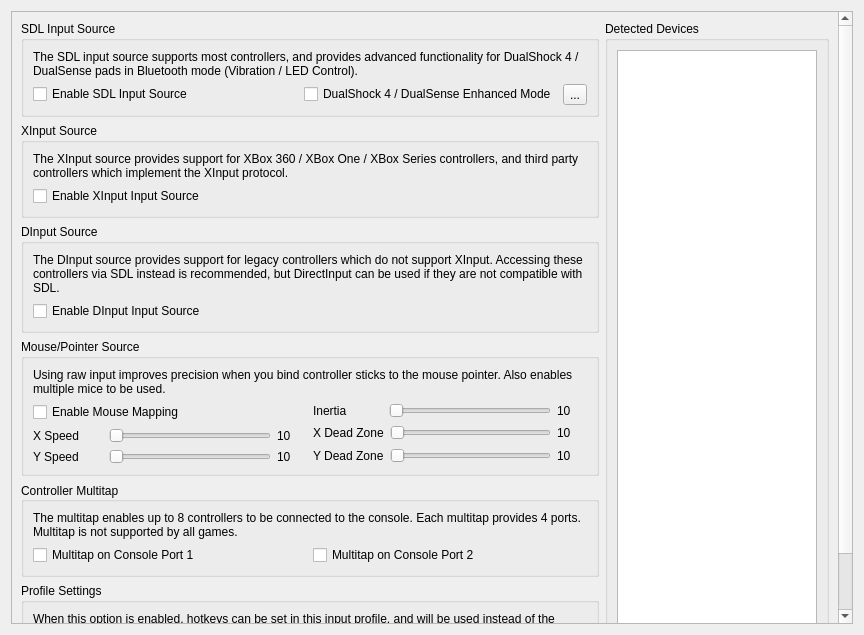
This is pcsx2-qt/Settings/ControllerGlobalSettingsWidget.ui in PCSX2/pcsx2 as Qt 5 draws it before an edit. The edited form follows.
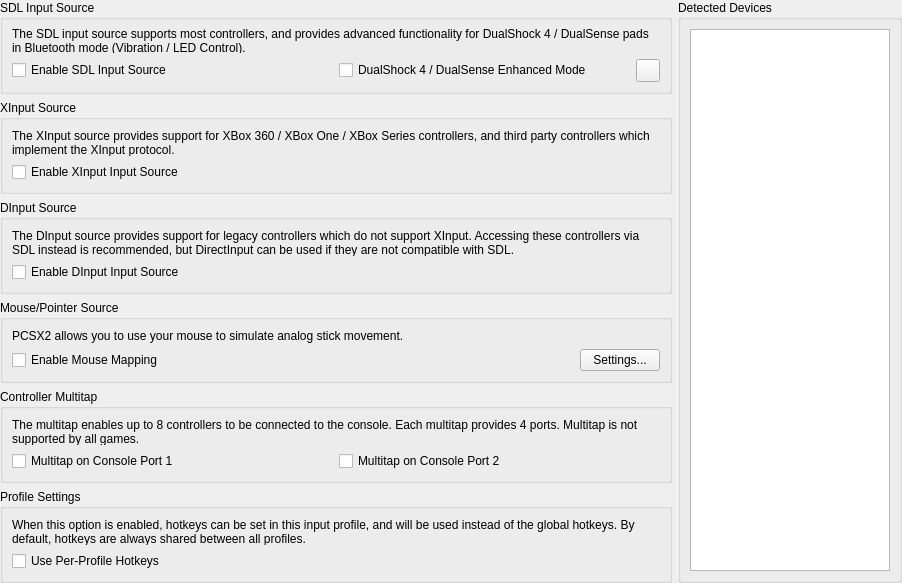
This is the edited form. Icons and pictures are not drawn.

Commit message: Qt: Move mouse mapping settings to separate dialog

```diff
--- a/pcsx2-qt/Settings/ControllerGlobalSettingsWidget.ui
+++ b/pcsx2-qt/Settings/ControllerGlobalSettingsWidget.ui
@@ -6,56 +6,58 @@
    <rect>
     <x>0</x>
     <y>0</y>
-    <width>864</width>
-    <height>635</height>
+    <width>902</width>
+    <height>583</height>
    </rect>
   </property>
-  <property name="sizePolicy">
-   <sizepolicy hsizetype="Preferred" vsizetype="Expanding">
-    <horstretch>0</horstretch>
-    <verstretch>0</verstretch>
-   </sizepolicy>
-  </property>
   <property name="windowTitle">
    <string>Form</string>
   </property>
-  <layout class="QHBoxLayout" name="horizontalLayout_5">
-   <item>
-    <widget class="QScrollArea" name="scrollArea">
-     <property name="widgetResizable">
+  <layout class="QGridLayout" name="mainLayout" columnstretch="1,0">
+   <property name="leftMargin">
+    <number>0</number>
+   </property>
+   <property name="topMargin">
+    <number>0</number>
+   </property>
+   <property name="rightMargin">
+    <number>0</number>
+   </property>
+   <property name="bottomMargin">
+    <number>0</number>
+   </property>
+   <item row="5" column="0">
+    <widget class="QGroupBox" name="profileSettings">
+     <property name="title">
+      <string>Profile Settings</string>
+     </property>
+     <layout class="QGridLayout" name="gridLayout_5">
+      <item row="0" column="0">
+       <widget class="QLabel" name="label_4">
+        <property name="text">
+         <string>When this option is enabled, hotkeys can be set in this input profile, and will be used instead of the global hotkeys. By default, hotkeys are always shared between all profiles.</string>
+        </property>
+        <property name="wordWrap">
       <bool>true</bool>
      </property>
-     <widget class="QWidget" name="scrollAreaWidgetContents">
-      <property name="geometry">
-       <rect>
-        <x>0</x>
-        <y>0</y>
-        <width>827</width>
-        <height>688</height>
-       </rect>
-      </property>
-      <layout class="QHBoxLayout" name="horizontalLayout_4">
-       <item>
-        <layout class="QVBoxLayout" name="mainLayout">
-         <item>
+       </widget>
+      </item>
+      <item row="1" column="0">
+       <widget class="QCheckBox" name="useProfileHotkeyBindings">
+        <property name="text">
+         <string>Use Per-Profile Hotkeys</string>
+        </property>
+       </widget>
+      </item>
+     </layout>
+    </widget>
+   </item>
+   <item row="0" column="0">
           <widget class="QGroupBox" name="sdlGroup">
            <property name="title">
             <string>SDL Input Source</string>
            </property>
            <layout class="QGridLayout" name="gridLayout_2">
-            <item row="1" column="0">
-             <widget class="QCheckBox" name="enableSDLSource">
-              <property name="sizePolicy">
-               <sizepolicy hsizetype="Expanding" vsizetype="Fixed">
-                <horstretch>0</horstretch>
-                <verstretch>0</verstretch>
-               </sizepolicy>
-              </property>
-              <property name="text">
-               <string>Enable SDL Input Source</string>
-              </property>
-             </widget>
-            </item>
             <item row="0" column="0" colspan="2">
              <widget class="QLabel" name="label_2">
               <property name="text">
@@ -66,16 +68,17 @@
               </property>
              </widget>
             </item>
+      <item row="1" column="0">
+       <widget class="QCheckBox" name="enableSDLSource">
+        <property name="text">
+         <string>Enable SDL Input Source</string>
+        </property>
+       </widget>
+      </item>
             <item row="1" column="1">
-             <layout class="QHBoxLayout" name="horizontalLayout">
+       <layout class="QHBoxLayout" name="horizontalLayout_4">
               <item>
                <widget class="QCheckBox" name="enableSDLEnhancedMode">
-                <property name="sizePolicy">
-                 <sizepolicy hsizetype="Fixed" vsizetype="Fixed">
-                  <horstretch>0</horstretch>
-                  <verstretch>0</verstretch>
-                 </sizepolicy>
-                </property>
                 <property name="text">
                  <string>DualShock 4 / DualSense Enhanced Mode</string>
                 </property>
@@ -83,9 +86,13 @@
               </item>
               <item>
                <widget class="QToolButton" name="ledSettings">
-                <property name="text">
-                 <string>...</string>
-                </property>
+          <property name="toolTip">
+           <string>Controller LED Settings</string>
+          </property>
+          <property name="icon">
+           <iconset theme="lightbulb-line">
+            <normaloff>.</normaloff>.</iconset>
+          </property>
                </widget>
               </item>
              </layout>
@@ -93,7 +100,20 @@
            </layout>
           </widget>
          </item>
-         <item>
+   <item row="6" column="0">
+    <spacer name="verticalSpacer">
+     <property name="orientation">
+      <enum>Qt::Vertical</enum>
+     </property>
+     <property name="sizeHint" stdset="0">
+      <size>
+       <width>20</width>
+       <height>45</height>
+      </size>
+     </property>
+    </spacer>
+   </item>
+   <item row="1" column="0">
           <widget class="QGroupBox" name="xinputGroup">
            <property name="title">
             <string>XInput Source</string>
@@ -111,12 +131,6 @@
             </item>
             <item row="1" column="0">
              <widget class="QCheckBox" name="enableXInputSource">
-              <property name="sizePolicy">
-               <sizepolicy hsizetype="Expanding" vsizetype="Fixed">
-                <horstretch>0</horstretch>
-                <verstretch>0</verstretch>
-               </sizepolicy>
-              </property>
               <property name="text">
                <string>Enable XInput Input Source</string>
               </property>
@@ -125,445 +139,13 @@
            </layout>
           </widget>
          </item>
-         <item>
-          <widget class="QGroupBox" name="dinputGroup">
-           <property name="title">
-            <string>DInput Source</string>
-           </property>
-           <layout class="QGridLayout" name="gridLayout_6">
-            <item row="0" column="0">
-             <widget class="QLabel" name="label_9">
-              <property name="text">
-               <string>The DInput source provides support for legacy controllers which do not support XInput. Accessing these controllers via SDL instead is recommended, but DirectInput can be used if they are not compatible with SDL.</string>
-              </property>
-              <property name="wordWrap">
-               <bool>true</bool>
-              </property>
-             </widget>
-            </item>
-            <item row="1" column="0">
-             <widget class="QCheckBox" name="enableDInputSource">
-              <property name="sizePolicy">
-               <sizepolicy hsizetype="Expanding" vsizetype="Fixed">
-                <horstretch>0</horstretch>
-                <verstretch>0</verstretch>
-               </sizepolicy>
-              </property>
-              <property name="text">
-               <string>Enable DInput Input Source</string>
-              </property>
-             </widget>
-            </item>
-           </layout>
-          </widget>
-         </item>
-         <item>
-          <widget class="QGroupBox" name="mouseGroup">
-           <property name="title">
-            <string>Mouse/Pointer Source</string>
-           </property>
-           <layout class="QVBoxLayout" name="verticalLayout">
-            <item>
-             <widget class="QLabel" name="descriptionLabel">
-              <property name="sizePolicy">
-               <sizepolicy hsizetype="Expanding" vsizetype="Preferred">
-                <horstretch>0</horstretch>
-                <verstretch>0</verstretch>
-               </sizepolicy>
-              </property>
-              <property name="minimumSize">
-               <size>
-                <width>0</width>
-                <height>0</height>
-               </size>
-              </property>
-              <property name="text">
-               <string>Using raw input improves precision when you bind controller sticks to the mouse pointer. Also enables multiple mice to be used.</string>
-              </property>
-              <property name="wordWrap">
-               <bool>true</bool>
-              </property>
-             </widget>
-            </item>
-            <item>
-             <layout class="QHBoxLayout" name="pointerSettings">
-              <item>
-               <layout class="QVBoxLayout" name="leftSide">
-                <item>
-                 <widget class="QCheckBox" name="enableMouseMapping">
-                  <property name="sizePolicy">
-                   <sizepolicy hsizetype="Expanding" vsizetype="Preferred">
-                    <horstretch>0</horstretch>
-                    <verstretch>0</verstretch>
-                   </sizepolicy>
-                  </property>
-                  <property name="minimumSize">
-                   <size>
-                    <width>0</width>
-                    <height>0</height>
-                   </size>
-                  </property>
-                  <property name="text">
-                   <string>Enable Mouse Mapping</string>
-                  </property>
-                 </widget>
-                </item>
-                <item>
-                 <layout class="QHBoxLayout" name="pointerXSpeed">
-                  <item>
-                   <widget class="QLabel" name="pointerXSpeedLabel">
-                    <property name="sizePolicy">
-                     <sizepolicy hsizetype="Minimum" vsizetype="Preferred">
-                      <horstretch>0</horstretch>
-                      <verstretch>0</verstretch>
-                     </sizepolicy>
-                    </property>
-                    <property name="minimumSize">
-                     <size>
-                      <width>70</width>
-                      <height>0</height>
-                     </size>
-                    </property>
-                    <property name="text">
-                     <string>X Speed</string>
-                    </property>
-                   </widget>
-                  </item>
-                  <item>
-                   <widget class="QSlider" name="pointerXSpeedSlider">
-                    <property name="sizePolicy">
-                     <sizepolicy hsizetype="Expanding" vsizetype="Preferred">
-                      <horstretch>0</horstretch>
-                      <verstretch>0</verstretch>
-                     </sizepolicy>
-                    </property>
-                    <property name="minimumSize">
-                     <size>
-                      <width>0</width>
-                      <height>0</height>
-                     </size>
-                    </property>
-                    <property name="minimum">
-                     <number>0</number>
-                    </property>
-                    <property name="maximum">
-                     <number>100</number>
-                    </property>
-                    <property name="orientation">
-                     <enum>Qt::Horizontal</enum>
-                    </property>
-                   </widget>
-                  </item>
-                  <item>
-                   <widget class="QLabel" name="pointerXSpeedVal">
-                    <property name="sizePolicy">
-                     <sizepolicy hsizetype="Fixed" vsizetype="Preferred">
-                      <horstretch>0</horstretch>
-                      <verstretch>0</verstretch>
-                     </sizepolicy>
-                    </property>
-                    <property name="minimumSize">
-                     <size>
-                      <width>30</width>
-                      <height>0</height>
-                     </size>
-                    </property>
-                    <property name="text">
-                     <string>10</string>
-                    </property>
-                   </widget>
-                  </item>
-                 </layout>
-                </item>
-                <item>
-                 <layout class="QHBoxLayout" name="pointerYSpeed">
-                  <item>
-                   <widget class="QLabel" name="pointerYSpeedLabel">
-                    <property name="sizePolicy">
-                     <sizepolicy hsizetype="Minimum" vsizetype="Preferred">
-                      <horstretch>0</horstretch>
-                      <verstretch>0</verstretch>
-                     </sizepolicy>
-                    </property>
-                    <property name="minimumSize">
-                     <size>
-                      <width>70</width>
-                      <height>0</height>
-                     </size>
-                    </property>
-                    <property name="text">
-                     <string>Y Speed</string>
-                    </property>
-                   </widget>
-                  </item>
-                  <item>
-                   <widget class="QSlider" name="pointerYSpeedSlider">
-                    <property name="sizePolicy">
-                     <sizepolicy hsizetype="Expanding" vsizetype="Preferred">
-                      <horstretch>0</horstretch>
-                      <verstretch>0</verstretch>
-                     </sizepolicy>
-                    </property>
-                    <property name="minimumSize">
-                     <size>
-                      <width>0</width>
-                      <height>0</height>
-                     </size>
-                    </property>
-                    <property name="minimum">
-                     <number>0</number>
-                    </property>
-                    <property name="maximum">
-                     <number>100</number>
-                    </property>
-                    <property name="orientation">
-                     <enum>Qt::Horizontal</enum>
-                    </property>
-                   </widget>
-                  </item>
-                  <item>
-                   <widget class="QLabel" name="pointerYSpeedVal">
-                    <property name="sizePolicy">
-                     <sizepolicy hsizetype="Fixed" vsizetype="Preferred">
-                      <horstretch>0</horstretch>
-                      <verstretch>0</verstretch>
-                     </sizepolicy>
-                    </property>
-                    <property name="minimumSize">
-                     <size>
-                      <width>30</width>
-                      <height>0</height>
-                     </size>
-                    </property>
-                    <property name="text">
-                     <string>10</string>
-                    </property>
-                   </widget>
-                  </item>
-                 </layout>
-                </item>
-               </layout>
-              </item>
-              <item>
-               <layout class="QVBoxLayout" name="rightSide">
-                <item>
-                 <layout class="QHBoxLayout" name="pointerInertia">
-                  <item>
-                   <widget class="QLabel" name="pointerInertiaLabel">
-                    <property name="sizePolicy">
-                     <sizepolicy hsizetype="Minimum" vsizetype="Preferred">
-                      <horstretch>0</horstretch>
-                      <verstretch>0</verstretch>
-                     </sizepolicy>
-                    </property>
-                    <property name="minimumSize">
-                     <size>
-                      <width>70</width>
-                      <height>0</height>
-                     </size>
-                    </property>
-                    <property name="text">
-                     <string>Inertia</string>
-                    </property>
-                   </widget>
-                  </item>
-                  <item>
-                   <widget class="QSlider" name="pointerInertiaSlider">
-                    <property name="sizePolicy">
-                     <sizepolicy hsizetype="Expanding" vsizetype="Preferred">
-                      <horstretch>0</horstretch>
-                      <verstretch>0</verstretch>
-                     </sizepolicy>
-                    </property>
-                    <property name="minimumSize">
-                     <size>
-                      <width>0</width>
-                      <height>0</height>
-                     </size>
-                    </property>
-                    <property name="minimum">
-                     <number>0</number>
-                    </property>
-                    <property name="maximum">
-                     <number>100</number>
-                    </property>
-                    <property name="orientation">
-                     <enum>Qt::Horizontal</enum>
-                    </property>
-                   </widget>
-                  </item>
-                  <item>
-                   <widget class="QLabel" name="pointerInertiaVal">
-                    <property name="sizePolicy">
-                     <sizepolicy hsizetype="Fixed" vsizetype="Preferred">
-                      <horstretch>0</horstretch>
-                      <verstretch>0</verstretch>
-                     </sizepolicy>
-                    </property>
-                    <property name="minimumSize">
-                     <size>
-                      <width>30</width>
-                      <height>0</height>
-                     </size>
-                    </property>
-                    <property name="text">
-                     <string>10</string>
-                    </property>
-                   </widget>
-                  </item>
-                 </layout>
-                </item>
-                <item>
-                 <layout class="QHBoxLayout" name="pointerXDeadZone">
-                  <item>
-                   <widget class="QLabel" name="pointerXDeadZoneLabel">
-                    <property name="sizePolicy">
-                     <sizepolicy hsizetype="Minimum" vsizetype="Preferred">
-                      <horstretch>0</horstretch>
-                      <verstretch>0</verstretch>
-                     </sizepolicy>
-                    </property>
-                    <property name="minimumSize">
-                     <size>
-                      <width>70</width>
-                      <height>0</height>
-                     </size>
-                    </property>
-                    <property name="text">
-                     <string>X Dead Zone</string>
-                    </property>
-                   </widget>
-                  </item>
-                  <item>
-                   <widget class="QSlider" name="pointerXDeadZoneSlider">
-                    <property name="sizePolicy">
-                     <sizepolicy hsizetype="Expanding" vsizetype="Preferred">
-                      <horstretch>0</horstretch>
-                      <verstretch>0</verstretch>
-                     </sizepolicy>
-                    </property>
-                    <property name="minimumSize">
-                     <size>
-                      <width>0</width>
-                      <height>0</height>
-                     </size>
-                    </property>
-                    <property name="minimum">
-                     <number>0</number>
-                    </property>
-                    <property name="maximum">
-                     <number>100</number>
-                    </property>
-                    <property name="orientation">
-                     <enum>Qt::Horizontal</enum>
-                    </property>
-                   </widget>
-                  </item>
-                  <item>
-                   <widget class="QLabel" name="pointerXDeadZoneVal">
-                    <property name="sizePolicy">
-                     <sizepolicy hsizetype="Fixed" vsizetype="Preferred">
-                      <horstretch>0</horstretch>
-                      <verstretch>0</verstretch>
-                     </sizepolicy>
-                    </property>
-                    <property name="minimumSize">
-                     <size>
-                      <width>30</width>
-                      <height>0</height>
-                     </size>
-                    </property>
-                    <property name="text">
-                     <string>10</string>
-                    </property>
-                   </widget>
-                  </item>
-                 </layout>
-                </item>
-                <item>
-                 <layout class="QHBoxLayout" name="pointerYDeadZone">
-                  <item>
-                   <widget class="QLabel" name="pointerYDeadZoneLabel">
-                    <property name="sizePolicy">
-                     <sizepolicy hsizetype="Minimum" vsizetype="Preferred">
-                      <horstretch>0</horstretch>
-                      <verstretch>0</verstretch>
-                     </sizepolicy>
-                    </property>
-                    <property name="minimumSize">
-                     <size>
-                      <width>70</width>
-                      <height>0</height>
-                     </size>
-                    </property>
-                    <property name="text">
-                     <string>Y Dead Zone</string>
-                    </property>
-                   </widget>
-                  </item>
-                  <item>
-                   <widget class="QSlider" name="pointerYDeadZoneSlider">
-                    <property name="sizePolicy">
-                     <sizepolicy hsizetype="Expanding" vsizetype="Preferred">
-                      <horstretch>0</horstretch>
-                      <verstretch>0</verstretch>
-                     </sizepolicy>
-                    </property>
-                    <property name="minimumSize">
-                     <size>
-                      <width>0</width>
-                      <height>0</height>
-                     </size>
-                    </property>
-                    <property name="minimum">
-                     <number>0</number>
-                    </property>
-                    <property name="maximum">
-                     <number>100</number>
-                    </property>
-                    <property name="orientation">
-                     <enum>Qt::Horizontal</enum>
-                    </property>
-                   </widget>
-                  </item>
-                  <item>
-                   <widget class="QLabel" name="pointerYDeadZoneVal">
-                    <property name="sizePolicy">
-                     <sizepolicy hsizetype="Fixed" vsizetype="Preferred">
-                      <horstretch>0</horstretch>
-                      <verstretch>0</verstretch>
-                     </sizepolicy>
-                    </property>
-                    <property name="minimumSize">
-                     <size>
-                      <width>30</width>
-                      <height>0</height>
-                     </size>
-                    </property>
-                    <property name="text">
-                     <string>10</string>
-                    </property>
-                   </widget>
-                  </item>
-                 </layout>
-                </item>
-               </layout>
-              </item>
-             </layout>
-            </item>
-           </layout>
-          </widget>
-         </item>
-         <item>
+   <item row="4" column="0">
           <widget class="QGroupBox" name="multitapGroup">
            <property name="title">
             <string>Controller Multitap</string>
            </property>
-           <property name="alignment">
-            <set>Qt::AlignLeading|Qt::AlignLeft|Qt::AlignVCenter</set>
-           </property>
-           <layout class="QVBoxLayout" name="verticalLayout_3">
-            <item>
+     <layout class="QGridLayout" name="gridLayout_4">
+      <item row="0" column="0" colspan="2">
              <widget class="QLabel" name="label">
               <property name="text">
                <string>The multitap enables up to 8 controllers to be connected to the console. Each multitap provides 4 ports. Multitap is not supported by all games.</string>
@@ -573,16 +155,14 @@
               </property>
              </widget>
             </item>
-            <item>
-             <layout class="QHBoxLayout" name="horizontalLayout_3">
-              <item>
+      <item row="1" column="0">
                <widget class="QCheckBox" name="multitapPort1">
                 <property name="text">
                  <string>Multitap on Console Port 1</string>
                 </property>
                </widget>
               </item>
-              <item>
+      <item row="1" column="1">
                <widget class="QCheckBox" name="multitapPort2">
                 <property name="text">
                  <string>Multitap on Console Port 2</string>
@@ -590,64 +170,16 @@
                </widget>
               </item>
              </layout>
-            </item>
-           </layout>
-          </widget>
-         </item>
-         <item>
-          <widget class="QGroupBox" name="profileSettings">
-           <property name="title">
-            <string>Profile Settings</string>
-           </property>
-           <layout class="QGridLayout" name="gridLayout_5">
-            <item row="0" column="0">
-             <widget class="QLabel" name="label_4">
-              <property name="text">
-               <string>When this option is enabled, hotkeys can be set in this input profile, and will be used instead of the global hotkeys. By default, hotkeys are always shared between all profiles.</string>
-              </property>
-              <property name="wordWrap">
-               <bool>true</bool>
-              </property>
-             </widget>
-            </item>
-            <item row="1" column="0">
-             <widget class="QCheckBox" name="useProfileHotkeyBindings">
-              <property name="sizePolicy">
-               <sizepolicy hsizetype="Expanding" vsizetype="Fixed">
-                <horstretch>0</horstretch>
-                <verstretch>0</verstretch>
-               </sizepolicy>
-              </property>
-              <property name="text">
-               <string>Use Per-Profile Hotkeys</string>
-              </property>
-             </widget>
-            </item>
-           </layout>
-          </widget>
-         </item>
-        </layout>
-       </item>
-       <item>
-        <widget class="QGroupBox" name="detectedDevices">
-         <property name="sizePolicy">
-          <sizepolicy hsizetype="Preferred" vsizetype="Preferred">
-           <horstretch>0</horstretch>
-           <verstretch>0</verstretch>
-          </sizepolicy>
-         </property>
+    </widget>
+   </item>
+   <item row="0" column="1" rowspan="7">
+    <widget class="QGroupBox" name="groupBox_3">
          <property name="title">
           <string>Detected Devices</string>
          </property>
-         <layout class="QVBoxLayout" name="verticalLayout_4">
-          <item>
+     <layout class="QGridLayout" name="gridLayout">
+      <item row="0" column="0" colspan="2">
            <widget class="QListWidget" name="deviceList">
-            <property name="sizePolicy">
-             <sizepolicy hsizetype="Minimum" vsizetype="Expanding">
-              <horstretch>0</horstretch>
-              <verstretch>0</verstretch>
-             </sizepolicy>
-            </property>
             <property name="minimumSize">
              <size>
               <width>200</width>
@@ -665,8 +197,70 @@
          </layout>
         </widget>
        </item>
-      </layout>
-     </widget>
+   <item row="2" column="0">
+    <widget class="QGroupBox" name="dinputGroup">
+     <property name="title">
+      <string>DInput Source</string>
+     </property>
+     <layout class="QGridLayout" name="gridLayout_6">
+      <item row="0" column="0">
+       <widget class="QLabel" name="label_9">
+        <property name="text">
+         <string>The DInput source provides support for legacy controllers which do not support XInput. Accessing these controllers via SDL instead is recommended, but DirectInput can be used if they are not compatible with SDL.</string>
+        </property>
+        <property name="wordWrap">
+         <bool>true</bool>
+        </property>
+       </widget>
+      </item>
+      <item row="1" column="0">
+       <widget class="QCheckBox" name="enableDInputSource">
+        <property name="text">
+         <string>Enable DInput Input Source</string>
+        </property>
+       </widget>
+      </item>
+     </layout>
+    </widget>
+   </item>
+   <item row="3" column="0">
+    <widget class="QGroupBox" name="mouseGroup">
+     <property name="title">
+      <string>Mouse/Pointer Source</string>
+     </property>
+     <layout class="QFormLayout" name="formLayout">
+      <item row="0" column="0" colspan="2">
+       <widget class="QLabel" name="label_7">
+        <property name="text">
+         <string>PCSX2 allows you to use your mouse to simulate analog stick movement.</string>
+        </property>
+        <property name="wordWrap">
+         <bool>true</bool>
+        </property>
+       </widget>
+      </item>
+      <item row="1" column="0" colspan="2">
+       <layout class="QHBoxLayout" name="horizontalLayout_3" stretch="1,0">
+        <item>
+         <widget class="QCheckBox" name="enableMouseMapping">
+          <property name="text">
+           <string>Enable Mouse Mapping</string>
+          </property>
+         </widget>
+        </item>
+        <item>
+         <widget class="QPushButton" name="mouseSettings">
+          <property name="toolTip">
+           <string>Controller LED Settings</string>
+          </property>
+          <property name="text">
+           <string>Settings...</string>
+          </property>
+         </widget>
+        </item>
+       </layout>
+      </item>
+     </layout>
     </widget>
    </item>
   </layout>
```
Lines whose indentation alone changed are shown as unchanged. The commit also changes 10 other files.
